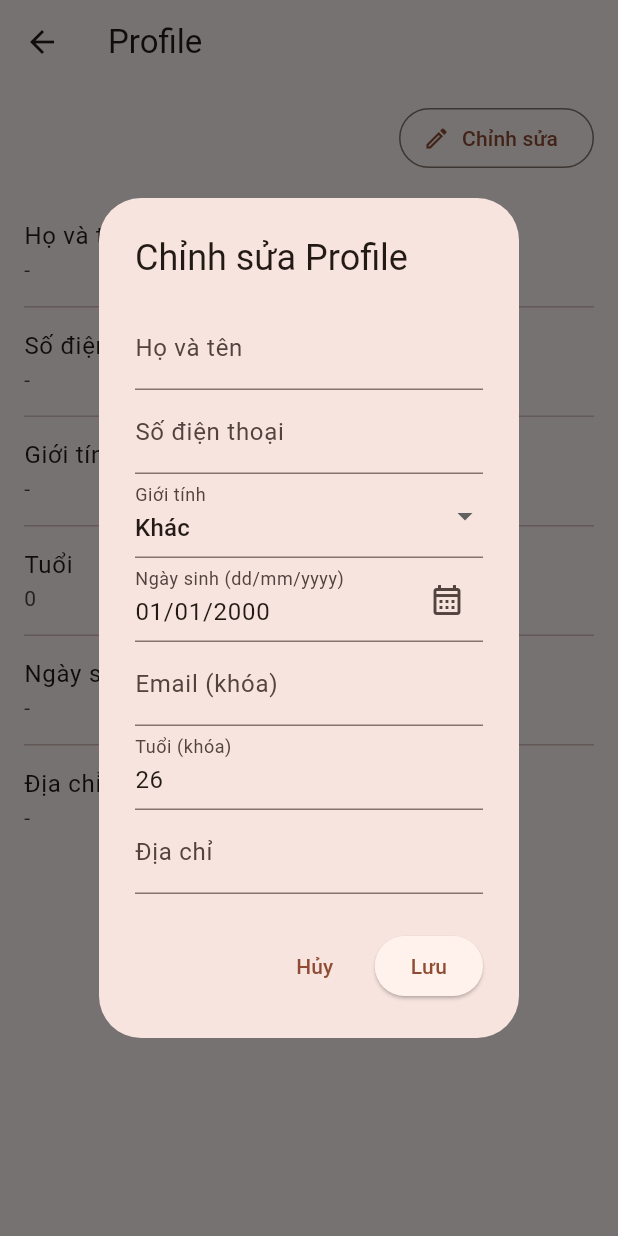
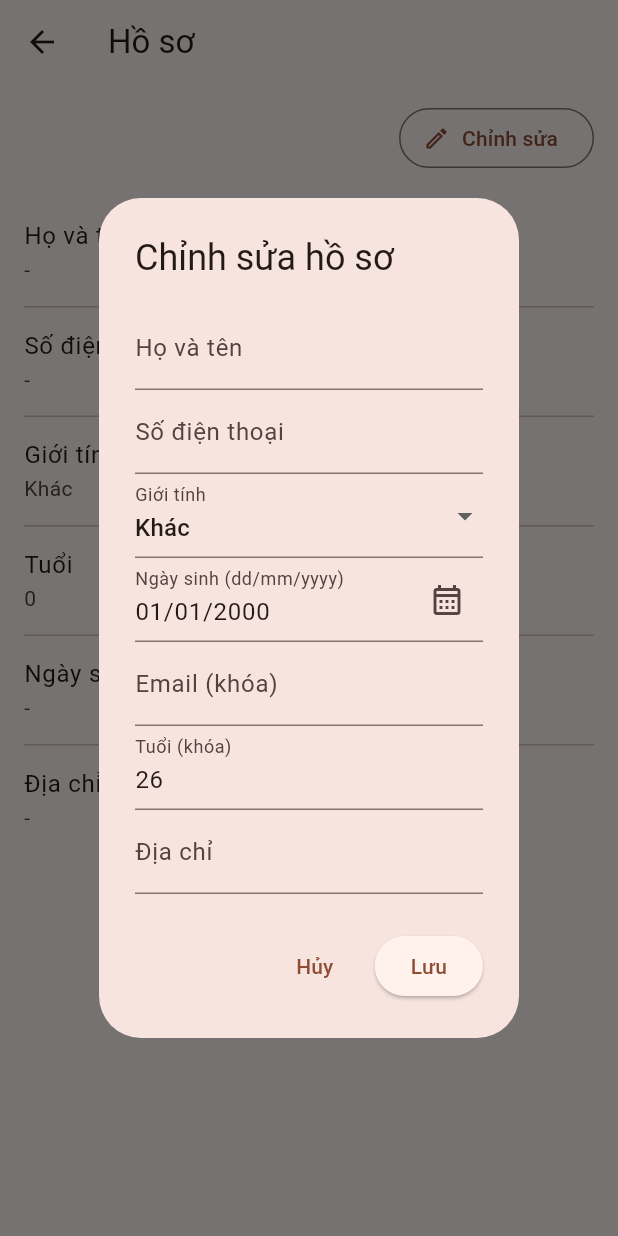
Before and after one commit to Wintered0/PRM393, a Flutter app: the ProfileScreen screen opened directly with empty values, after a tap on "Chỉnh sửa", on a phone screen of 412 x 824 dp. Run offline on Flutter 3.47's test engine with Material 3 defaults, Android fonts, the phone set to English and light mode, and no system bars; our stand-ins replace cloud_firestore, firebase_auth, firebase_core, flutter_dotenv, google_sign_in; missing offline and left inert: mailer; accounts and stored records are empty.

Commit message:
Sửa Logic
Điều chỉnh Logic
- Sửa lỗi "Đăng nhập bằng Google"
- Fix lỗi: Số điện thoại tối đa là 11 số

```diff
--- a/lib/screens/auth/register_screen.dart
+++ b/lib/screens/auth/register_screen.dart
@@ -3,6 +3,7 @@ import 'dart:convert';
 import 'package:cloud_firestore/cloud_firestore.dart';
 import 'package:crypto/crypto.dart';
 import 'package:flutter/material.dart';
+import 'package:flutter/services.dart';
 
 import '../../services/email_otp_service.dart';
 import '../../widgets/feedback_overlay.dart';
@@ -258,6 +259,10 @@ class _RegisterScreenState extends State<RegisterScreen> {
                       TextField(
                         controller: _phoneController,
                         keyboardType: TextInputType.phone,
+                        inputFormatters: [
+                          FilteringTextInputFormatter.digitsOnly,
+                          LengthLimitingTextInputFormatter(11),
+                        ],
                         decoration: _inputDecoration('Số điện thoại'),
                       ),
                       const SizedBox(height: 12),
--- a/lib/screens/profile/profile_screen.dart
+++ b/lib/screens/profile/profile_screen.dart
@@ -1,5 +1,6 @@
 import 'package:cloud_firestore/cloud_firestore.dart';
 import 'package:flutter/material.dart';
+import 'package:flutter/services.dart';
 
 class ProfileScreen extends StatefulWidget {
   final String userId;
@@ -17,9 +18,16 @@ class _ProfileScreenState extends State<ProfileScreen> {
   String _normalizeGender(dynamic value) {
     final raw = (value?.toString() ?? '').trim().toLowerCase();
     if (raw == 'nam') return 'Nam';
-    if (raw == 'nu' || raw == 'nữ' || raw == 'ná»¯') return 'Nu';
-    if (raw == 'khac' || raw == 'khác' || raw == 'khã¡c') return 'Khac';
+    if (raw == 'nu' || raw == 'nữ') return 'Nu';
+    if (raw == 'khac' || raw == 'khác') return 'Khac';
     return 'Khac';
+  }
+
+  String _displayGender(dynamic value) {
+    final normalized = _normalizeGender(value);
+    if (normalized == 'Nam') return 'Nam';
+    if (normalized == 'Nu') return 'Nữ';
+    return 'Khác';
   }
 
   DateTime? _parseDob(dynamic value) {
@@ -79,7 +87,7 @@ class _ProfileScreenState extends State<ProfileScreen> {
       context: context,
       builder: (ctx) => StatefulBuilder(
         builder: (context, setLocalState) => AlertDialog(
-          title: const Text('Chỉnh sửa Profile'),
+          title: const Text('Chỉnh sửa hồ sơ'),
           content: SingleChildScrollView(
             child: Column(
               mainAxisSize: MainAxisSize.min,
@@ -90,6 +98,11 @@ class _ProfileScreenState extends State<ProfileScreen> {
                 ),
                 TextField(
                   controller: phoneController,
+                  keyboardType: TextInputType.phone,
+                  inputFormatters: [
+                    FilteringTextInputFormatter.digitsOnly,
+                    LengthLimitingTextInputFormatter(11),
+                  ],
                   decoration: const InputDecoration(labelText: 'Số điện thoại'),
                 ),
                 DropdownButtonFormField<String>(
@@ -157,9 +170,19 @@ class _ProfileScreenState extends State<ProfileScreen> {
                 final fullname = fullnameController.text.trim();
                 final phone = phoneController.text.trim();
                 final address = addressController.text.trim();
+
                 if (fullname.isEmpty) {
                   ScaffoldMessenger.of(context).showSnackBar(
                     const SnackBar(content: Text('Họ và tên không được để trống.')),
+                  );
+                  return;
+                }
+
+                if (phone.isNotEmpty && !RegExp(r'^\d{1,11}$').hasMatch(phone)) {
+                  ScaffoldMessenger.of(context).showSnackBar(
+                    const SnackBar(
+                      content: Text('Số điện thoại chỉ được nhập tối đa 11 chữ số.'),
+                    ),
                   );
                   return;
                 }
@@ -180,7 +203,7 @@ class _ProfileScreenState extends State<ProfileScreen> {
                 Navigator.pop(ctx);
                 if (!mounted) return;
                 ScaffoldMessenger.of(this.context).showSnackBar(
-                  const SnackBar(content: Text('Cập nhật profile thành công.')),
+                  const SnackBar(content: Text('Cập nhật hồ sơ thành công.')),
                 );
               },
               child: const Text('Lưu'),
@@ -194,7 +217,7 @@ class _ProfileScreenState extends State<ProfileScreen> {
   @override
   Widget build(BuildContext context) {
     return Scaffold(
-      appBar: AppBar(title: const Text('Profile')),
+      appBar: AppBar(title: const Text('Hồ sơ')),
       body: StreamBuilder<DocumentSnapshot<Map<String, dynamic>>>(
         stream:
             FirebaseFirestore.instance.collection('users').doc(widget.userId).snapshots(),
@@ -211,7 +234,7 @@ class _ProfileScreenState extends State<ProfileScreen> {
           final items = <MapEntry<String, dynamic>>[
             MapEntry('Họ và tên', data['fullname']),
             MapEntry('Số điện thoại', data['phone']),
-            MapEntry('Giới tính', data['gender']),
+            MapEntry('Giới tính', _displayGender(data['gender'])),
             MapEntry('Tuổi', data['age']),
             MapEntry('Ngày sinh', _formatDob(data['dob'])),
             MapEntry('Địa chỉ', data['address']),
```
Also changed, not shown: lib/main.dart (+13 -12 lines), lib/screens/auth/login_screen.dart (+147 -74 lines), lib/screens/manager/manage_staff_screen.dart (+13 -0 lines).
